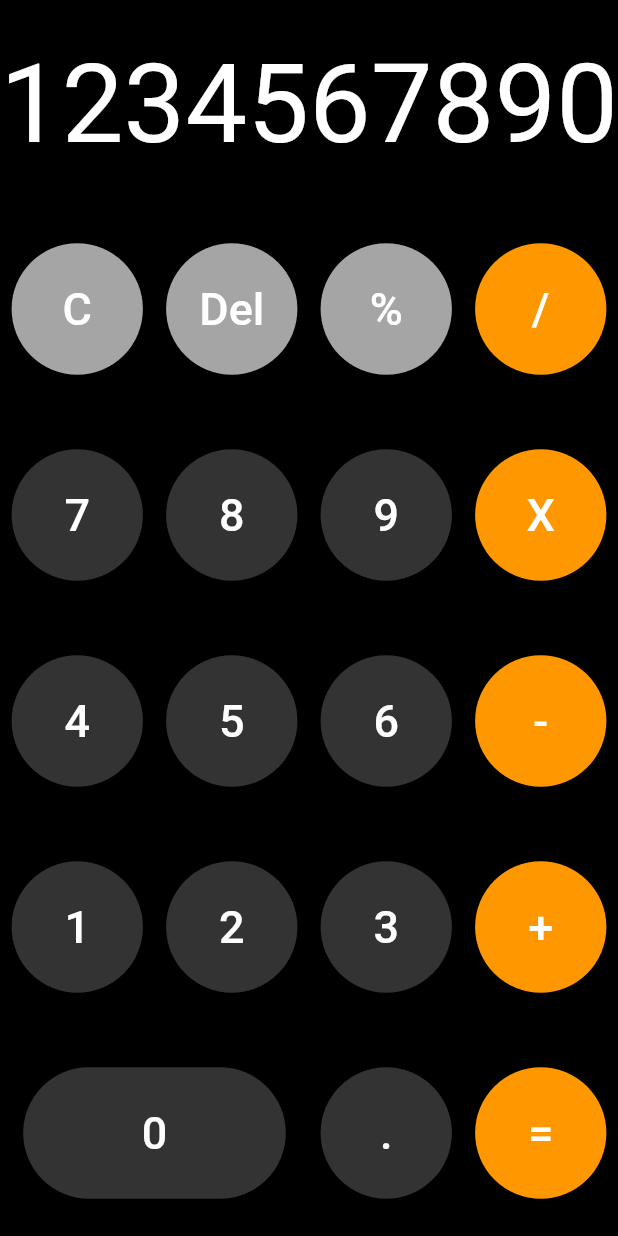
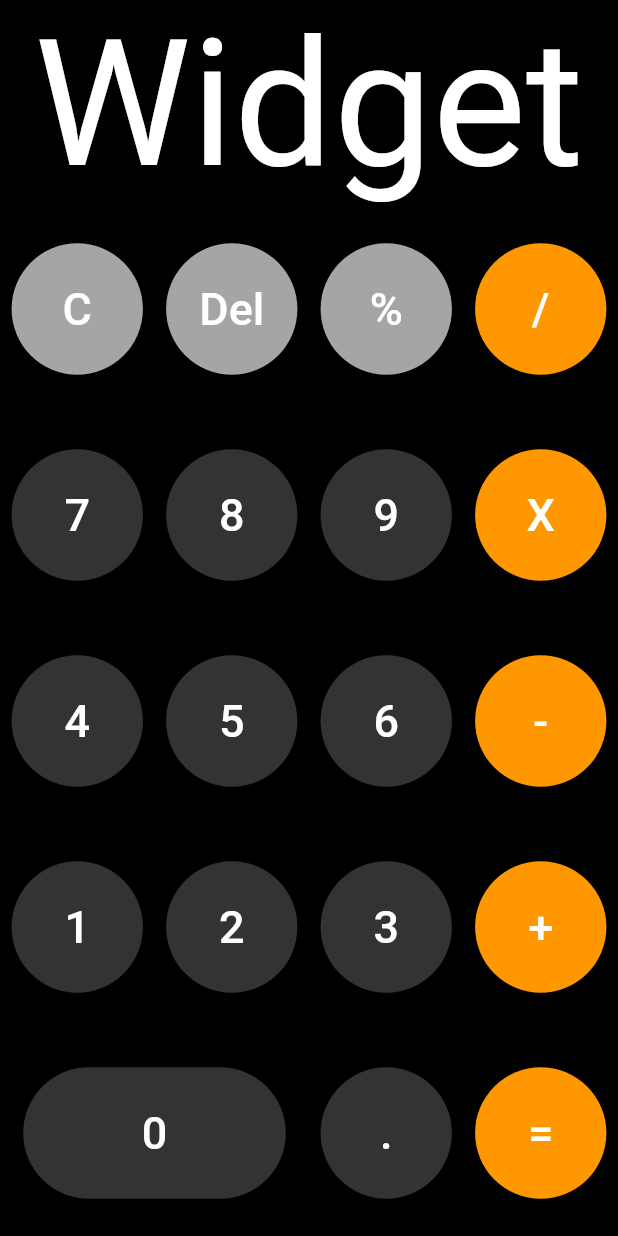
Before and after one commit to benedictcontawe/FlutterApp, a Flutter app: the screen it shows after launch, on a phone screen of 412 x 824 dp. Run offline on Flutter 3.47's test engine with Material 2 defaults, Android fonts, the phone set to English and light mode, and no system bars; statements that could not run were skipped.

Commit message:
update sdk version,create custom Button widget class,  Update Fragment based on custom widget button class

```diff
--- a/lib/CalculatorFragment.dart
+++ b/lib/CalculatorFragment.dart
@@ -1,6 +1,7 @@
 import 'package:flutter/material.dart';
-
+import 'CustomRaisedButton.dart';
 import 'calculator_bloc.dart';
+import 'calculator_event.dart';
 
 class CalculatorFragment extends StatefulWidget {
   CalculatorState createState() => CalculatorState();
@@ -8,34 +9,6 @@ class CalculatorFragment extends StatefulWidget {
 
 class CalculatorState extends State<CalculatorFragment> {
   final _bloc = CalculatorBloc();
-
-  Widget customRaisedButton(String text, Color backGroundColor, int flex, double aspectRatio) {
-      return Expanded(
-        child: AspectRatio(
-          aspectRatio: aspectRatio, //Dimens Ratio to make square or rectangle view
-          child: FractionallySizedBox ( //A widget that sizes its child to a fraction of the total available space
-            widthFactor: 0.85, //Will Acumulate percentage of the width for Parent Widget
-            heightFactor: 0.85, //Will Acumulate percentage of the height for Parent Widget
-            child: new RaisedButton (
-              child: FittedBox( // To auto size the child text widget.
-                fit: BoxFit.fitWidth,
-                child: Text (
-                  text,
-                  style: TextStyle (
-                    fontSize:  30,
-                    color: Colors.white //Text Color
-                  ),
-                ),
-              ),
-              onPressed: () {},
-              color: backGroundColor, //Text Background Color
-              shape: StadiumBorder(),//shape: CircleBorder(), //To make all widget corner curve
-            ),
-          )
-        ),
-        flex: flex, //Weight
-      );
-  }
 
   Widget customText(String text) {
     return Expanded( //To avoid overflowed pixels in your widget
@@ -62,7 +35,13 @@ class CalculatorState extends State<CalculatorFragment> {
           Expanded( //To avoid overflowed pixels in your widget
             child: Row(
               children: <Widget>[
-                customText('1234567890'),
+                StreamBuilder(
+                  stream: _bloc.counter,
+                  initialData: _bloc.getResult,
+                  builder: (context, snapshot) {
+                    return customText(('${snapshot.data}'));
+                  }
+                ),
               ],
             ),
           ),
@@ -71,49 +50,49 @@ class CalculatorState extends State<CalculatorFragment> {
             child: Row (
               //mainAxisAlignment: MainAxisAlignment.spaceEvenly,
               children: <Widget>[
-                customRaisedButton('C', const Color(0xFFA5A5A5),1,1),
-                customRaisedButton('Del', const Color(0xFFA5A5A5),1,1),
-                customRaisedButton('%', const Color(0xFFA5A5A5),1,1),
-                customRaisedButton('/', Colors.orange,1,1),
+                CustomRaisedButton(text: 'C', backGroundColor: const Color(0xFFA5A5A5), onPressed: () => {}),
+                CustomRaisedButton(text: 'Del', backGroundColor: const Color(0xFFA5A5A5), onPressed: () => {}),
+                CustomRaisedButton(text: '%', backGroundColor: const Color(0xFFA5A5A5), onPressed: () => {}),
+                CustomRaisedButton(text: '/', backGroundColor: Colors.orange, onPressed: () => {}),
               ],
             ),
           ),
           Expanded( //To avoid overflowed pixels in your widget
             child: Row(
               children: <Widget>[
-                customRaisedButton('7', const Color(0xFF333333),1,1),
-                customRaisedButton('8', const Color(0xFF333333),1,1),
-                customRaisedButton('9', const Color(0xFF333333),1,1),
-                customRaisedButton('X', Colors.orange,1,1),
+                CustomRaisedButton(text: '7', backGroundColor: const Color(0xFF333333), onPressed: () => {}),
+                CustomRaisedButton(text: '8', backGroundColor: const Color(0xFF333333), onPressed: () => {}),
+                CustomRaisedButton(text: '9', backGroundColor: const Color(0xFF333333), onPressed: () => {}),
+                CustomRaisedButton(text: 'X', backGroundColor: Colors.orange, onPressed: () => {}),
               ],
             ),
           ),
           Expanded( //To avoid overflowed pixels in your widget
             child: Row(
               children: <Widget>[
-                customRaisedButton('4', const Color(0xFF333333),1,1),
-                customRaisedButton('5', const Color(0xFF333333),1,1),
-                customRaisedButton('6', const Color(0xFF333333),1,1),
-                customRaisedButton('-', Colors.orange,1,1),
+                CustomRaisedButton(text: '4', backGroundColor: const Color(0xFF333333), onPressed: () => {}),
+                CustomRaisedButton(text: '5', backGroundColor: const Color(0xFF333333), onPressed: () => {}),
+                CustomRaisedButton(text: '6', backGroundColor: const Color(0xFF333333), onPressed: () => {}),
+                CustomRaisedButton(text: '-', backGroundColor: Colors.orange, onPressed: () => {}),
               ],
             ),
           ),
           Expanded( //To avoid overflowed pixels in your widget
             child: Row(
               children: <Widget>[
-                customRaisedButton('1', const Color(0xFF333333),1,1),
-                customRaisedButton('2', const Color(0xFF333333),1,1),
-                customRaisedButton('3', const Color(0xFF333333),1,1),
-                customRaisedButton('+', Colors.orange,1,1),
+                CustomRaisedButton(text: '1', backGroundColor: const Color(0xFF333333), onPressed: () => {}),
+                CustomRaisedButton(text: '2', backGroundColor: const Color(0xFF333333), onPressed: () => {}),
+                CustomRaisedButton(text: '3', backGroundColor: const Color(0xFF333333), onPressed: () => {}),
+                CustomRaisedButton(text: '+', backGroundColor: Colors.orange, onPressed: () => {}),
               ],
             )
           ),
           Expanded( //To avoid overflowed pixels in your widget
             child: Row(
               children: <Widget>[
-                customRaisedButton('0', const Color(0xFF333333),2,2),
-                customRaisedButton('.', const Color(0xFF333333),1,1),
-                customRaisedButton('=', Colors.orange,1,1),
+                CustomRaisedButton(text: '0', backGroundColor: const Color(0xFF333333), flex: 2, aspectRatio: 2.0, onPressed: () => {}),
+                CustomRaisedButton(text: '.', backGroundColor: const Color(0xFF333333), onPressed: () => {}),
+                CustomRaisedButton(text: '=', backGroundColor: Colors.orange, onPressed: () => print('implement me') ),
               ],
             ),
           )
--- /dev/null
+++ b/lib/CustomRaisedButton.dart
@@ -0,0 +1,39 @@
+import 'package:flutter/material.dart';
+
+class CustomRaisedButton extends StatelessWidget{
+    CustomRaisedButton({this.text, this.backGroundColor, this.onPressed , this.flex = 1 , this.aspectRatio = 1 });
+
+    String text;
+    Color backGroundColor;
+    VoidCallback onPressed;
+    int flex;
+    double aspectRatio;
+
+      Widget build(BuildContext context) {
+        return Expanded(
+          child: AspectRatio(
+            aspectRatio: aspectRatio, //Dimens Ratio to make square or rectangle view
+            child: FractionallySizedBox ( //A widget that sizes its child to a fraction of the total available space
+              widthFactor: 0.85, //Will Acumulate percentage of the width for Parent Widget
+              heightFactor: 0.85, //Will Acumulate percentage of the height for Parent Widget
+              child: new RaisedButton (
+                child: FittedBox( // To auto size the child text widget.
+                  fit: BoxFit.fitWidth,
+                  child: Text (
+                    text,
+                    style: TextStyle (
+                      fontSize:  30,
+                      color: Colors.white //Text Color
+                    ),
+                  ),
+                ),
+                onPressed: onPressed, //On click listener event
+                color: backGroundColor, //Text Background Color
+                shape: StadiumBorder(),//shape: CircleBorder(), //To make all widget corner curve
+              ),
+            )
+          ),
+          flex: flex, //Weight
+        );
+    }
+}
--- a/pubspec.yaml
+++ b/pubspec.yaml
@@ -14,7 +14,7 @@ description: A new Flutter project.
 version: 1.0.0+1
 
 environment:
-  sdk: ">=2.1.0 <3.0.0"
+  sdk: ">=2.2.0 <3.0.0"
 
 dependencies:
   flutter:
```
